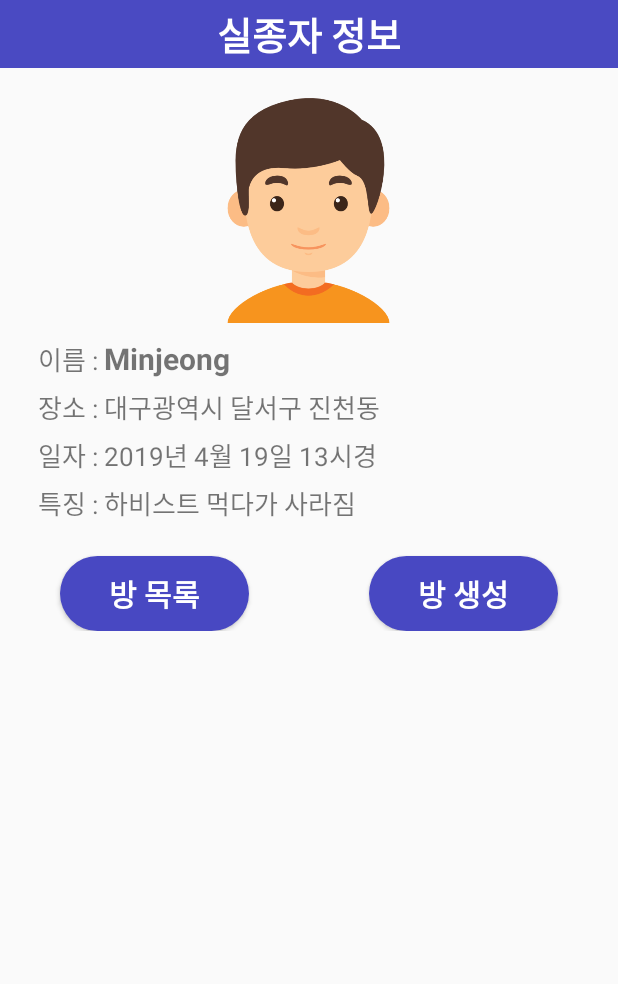
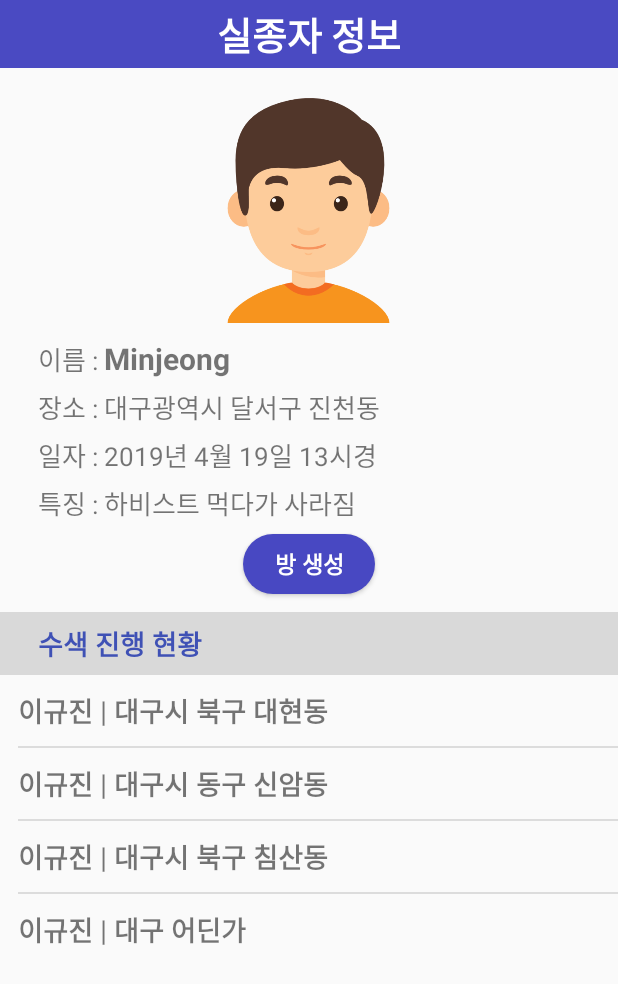
Before and after one commit to lovely-commando/VascoRoad_deprecated, an Android app: the ListVieww screen opened directly, with no data from a screen before it, after a tap on "Minjeong", on a phone screen of 412 x 824 dp. Shown: the top 984 px of the screen. Run offline under Robolectric (Android 15) with nearby library versions, the phone set to English and light mode, and no system bars.

Commit message:
팝업창 방목록까지함

```diff
--- a/app/src/main/AndroidManifest.xml
+++ b/app/src/main/AndroidManifest.xml
@@ -20,6 +20,7 @@
 
         <activity android:name=".ListVieww"></activity>
         <activity android:name=".listVieww_popup"></activity>
+        <activity android:name=".EmptyRoom"></activity>
 
     </application>
 
--- /dev/null
+++ b/app/src/main/java/com/example/woo/myapplication/EmptyRoom.java
@@ -0,0 +1,17 @@
+package com.example.woo.myapplication;
+
+
+import android.app.Activity;
+import android.os.Bundle;
+
+public class EmptyRoom extends Activity {
+
+    @Override
+    protected void onCreate(Bundle savedInstanceState) {
+        super.onCreate(savedInstanceState);
+        setContentView(R.layout.activity_emptyroom);
+
+
+    }
+
+}
--- a/app/src/main/java/com/example/woo/myapplication/ListViewItem.java
+++ b/app/src/main/java/com/example/woo/myapplication/ListViewItem.java
@@ -24,6 +24,10 @@ public class ListViewItem implements Serializable {
         this.timee = timee;
         this.resId = resId;
         this.desc = desc;
+    }
+
+    public ListViewItem() {
+
     }
 
     public int getResId()
@@ -69,4 +73,5 @@ public class ListViewItem implements Serializable {
     public void setDesc(String desc) {
         this.desc = desc;
     }
+
 }
--- /dev/null
+++ b/app/src/main/java/com/example/woo/myapplication/ListViewItem_popup.java
@@ -0,0 +1,40 @@
+package com.example.woo.myapplication;
+
+public class ListViewItem_popup {
+//여기서 할 것: 사진, 이름, 정보가 들어있는 하나의 큰 LinearLayout을 하나의 클래스로 취급할 수 있도록 해준다.
+
+
+    String place; //수색장소
+    String name;// 실종자 이름
+
+    public ListViewItem_popup(String name, String place) {
+        //생성자 1: context 객체를 파라미터로 받는다.
+        this.name = name;
+        this.place = place;
+    }
+
+    public ListViewItem_popup() {
+
+    }
+
+
+    public String getPlace()
+    {
+        return place;
+    }
+    public void setPlace(String place)
+    {
+        this.place= place;
+    }
+
+
+    public String getName()
+    {
+        return name;
+    }
+    public void setName(String name)
+    {
+        this.name = name;
+    }
+
+}
--- a/app/src/main/java/com/example/woo/myapplication/ListVieww.java
+++ b/app/src/main/java/com/example/woo/myapplication/ListVieww.java
@@ -69,7 +69,7 @@ public class ListVieww extends Activity implements View.OnClickListener{
                 convertView = inflater.inflate(R.layout.custom_listview, parent, false);
             }
 
-            // 화면에 표시될 View(Layout이 inflate된)으로부터 위젯에 대한 참조 획득
+            // 화면에 표시될 View(Layout이 IT터 위젯에 대한 참조 획득
             ImageView iconImageView = (ImageView) convertView.findViewById(R.id.ImageView_person) ;
             TextView name = (TextView) convertView.findViewById(R.id.TextView_Name) ;
             TextView timee = (TextView) convertView.findViewById(R.id.TextView_Time) ;
--- a/app/src/main/java/com/example/woo/myapplication/listVieww_popup.java
+++ b/app/src/main/java/com/example/woo/myapplication/listVieww_popup.java
@@ -1,19 +1,103 @@
 package com.example.woo.myapplication;
 
 import android.app.Activity;
+import android.content.Context;
+import android.content.Intent;
 import android.os.Bundle;
 import android.support.annotation.Nullable;
+import android.view.LayoutInflater;
+import android.view.View;
+import android.view.ViewGroup;
+import android.widget.AdapterView;
+import android.widget.BaseAdapter;
 import android.widget.ImageView;
+import android.widget.ListView;
 import android.widget.TextView;
 
-public class listVieww_popup extends Activity {
+import java.util.ArrayList;
+
+public class listVieww_popup extends Activity implements View.OnClickListener{
+    ListView listView;
+    ListAdapter adapter;
+
+    public class ListAdapter extends BaseAdapter
+    {
+        ArrayList<ListViewItem_popup> listViewItemList = new ArrayList<ListViewItem_popup>();
+
+        public ListAdapter()
+        {}
+        @Override
+        public int getCount() {
+            return listViewItemList.size();
+        }
+
+        @Override
+        public View getView(int position, View convertView, ViewGroup parent)
+        {
+            final int pos = position;
+            final Context context = parent.getContext();
+
+            if(convertView==null)
+            {
+               LayoutInflater inflater = (LayoutInflater)context.getSystemService(Context.LAYOUT_INFLATER_SERVICE);
+               convertView = inflater.inflate(R.layout.custom_listview_popup,parent,false);
+            }
+
+            // 화면에 표시될 View(Layout이 IT터 위젯에 대한 참조 획득
+
+            TextView name = (TextView) convertView.findViewById(R.id.TextView_Searchingname) ;
+            TextView place = (TextView) convertView.findViewById(R.id.TextView_Searchingplace) ;
+
+
+
+            ListViewItem_popup listViewItem = listViewItemList.get(position);
+
+            // 아이템 내 각 위젯에 데이터 반영
+            //iconImageView.setImageDrawable(listViewItem.getIcon());
+            name.setText(listViewItem.getName());
+
+            place.setText(listViewItem.getPlace());
+
+
+
+            return convertView;
+        }
+        @Override
+        public long getItemId(int position) {
+            return position ;
+        }
+
+        // 지정한 위치(position)에 있는 데이터 리턴 : 필수 구현
+        @Override
+        public Object getItem(int position) {
+            return listViewItemList.get(position) ;
+        }
+
+        // 아이템 데이터 추가
+
+        public void addItem(ListViewItem_popup item)
+        {
+            listViewItemList.add(item);
+        }
+
+    }
+    @Override
+    public void onClick(View view)
+    {}
+
+
+
 
     @Override
     protected void onCreate(@Nullable Bundle savedInstanceState) {
+
         super.onCreate(savedInstanceState);
 
         //맞나 모르겠는데 눈치껏 일단 짜봄.....
         setContentView(R.layout.activity_popup);
+        listView = (ListView)findViewById(R.id.listView_popup);
+        adapter = new ListAdapter();
+
         ListViewItem selected = (ListViewItem)getIntent().getSerializableExtra("selecteditem");
 
         ImageView profile = (ImageView)findViewById(R.id.ImageView_person);
@@ -27,7 +111,28 @@ public class listVieww_popup extends Activity {
         time.setText((CharSequence)selected.getTimee());
         place.setText((CharSequence)selected.getPlace());
         desc.setText((CharSequence)selected.getDesc());
+        //***************************해당실종자***********
 
 
+        //리스트뷰********************************
+        adapter.addItem(new ListViewItem_popup("이규진","대구시 북구 대현동"));
+        listView.setAdapter(adapter);
+        adapter.addItem(new ListViewItem_popup("이규진","대구시 동구 신암동"));
+        listView.setAdapter(adapter);
+        adapter.addItem(new ListViewItem_popup("이규진","대구시 북구 침산동"));
+        listView.setAdapter(adapter);
+        adapter.addItem(new ListViewItem_popup("이규진","대구 어딘가"));
+        listView.setAdapter(adapter);
+
+        //리스트뷰를 누르면 해당 지역의 수색 상황을 보여준다.
+        listView.setOnItemClickListener(new AdapterView.OnItemClickListener() {
+            @Override
+            public void onItemClick(AdapterView<?> adapterView, View view, int position, long l) {
+                Intent intent = new Intent(getApplicationContext(),EmptyRoom.class);
+                startActivity(intent);
+            }
+        });
+
     }
+
 }
--- /dev/null
+++ b/app/src/main/res/layout/activity_emptyroom.xml
@@ -0,0 +1,27 @@
+<?xml version="1.0" encoding="utf-8"?>
+<android.support.constraint.ConstraintLayout xmlns:android="http://schemas.android.com/apk/res/android"
+    xmlns:app="http://schemas.android.com/apk/res-auto"
+    xmlns:tools="http://schemas.android.com/tools"
+    android:layout_width="match_parent"
+    android:layout_height="match_parent"
+    tools:context=".MainActivity">
+
+    <LinearLayout
+        android:layout_height="match_parent"
+        android:layout_width="match_parent"
+        android:orientation="horizontal"
+        android:gravity="center"
+        tools:ignore="MissingConstraints">
+        <TextView
+            android:layout_width="match_parent"
+            android:layout_height="match_parent"
+            android:text="사랑해요 땡민정"
+            android:gravity="center"
+            android:textSize="50dp"
+            android:textStyle="italic"
+            android:textColor="@color/colorPrimary"
+            >
+
+        </TextView>
+    </LinearLayout>
+</android.support.constraint.ConstraintLayout>
--- a/app/src/main/res/layout/activity_popup.xml
+++ b/app/src/main/res/layout/activity_popup.xml
@@ -134,46 +134,45 @@
             android:id="@+id/TextView_Characteristic"
             android:layout_width="match_parent"
             android:layout_height="wrap_content"
-            android:text="인도네시아 엊쩌구"
+            android:text="엊쩌구저쩌구"
             android:textSize="17dp"
 
             >
 
         </TextView>
+
     </LinearLayout>
-
-    <LinearLayout
-        android:layout_width="match_parent"
-        android:layout_height="match_parent"
-        android:orientation="horizontal"
-        android:layout_marginTop="10dp"
-        >
     <Button
-            android:layout_marginTop="12dp"
+        android:id="@+id/Button_makeroom"
+        android:layout_marginTop="7dp"
         android:layout_width="wrap_content"
-            android:layout_height="50dp"
+        android:layout_height="40dp"
         android:background="@drawable/button_background2"
-            android:text="방 목록"
+        android:text="방 생성"
+        android:layout_gravity="center"
         android:textColor="#ffffff"
         android:textStyle="bold"
-            android:textSize="20dp"
-            android:layout_weight="10"
-            android:layout_marginRight="40dp"
-            android:layout_marginLeft="40dp"
+        android:textSize="15dp"
         />
-        <Button
-            android:layout_marginRight="40dp"
-            android:layout_marginLeft="40dp"
+    <TextView
+        android:layout_width="match_parent"
+        android:layout_height="wrap_content"
+        android:text="수색 진행 현황"
         android:layout_marginTop="12dp"
-            android:layout_width="wrap_content"
-            android:layout_height="50dp"
-            android:background="@drawable/button_background2"
-            android:text="방 생성"
-            android:textColor="#ffffff"
+        android:paddingTop="7dp"
+        android:paddingBottom="7dp"
+        android:paddingLeft="25dp"
+        android:textSize="18dp"
         android:textStyle="bold"
-            android:textSize="20dp"
-            android:layout_weight="10"
+        android:textColor="@color/colorPrimary"
+        android:background="@color/colorGray"
         />
-    </LinearLayout>
+    <ListView
+        android:id="@+id/listView_popup"
+        android:layout_width="match_parent"
+        android:layout_height="wrap_content"
+        android:layout_marginLeft="12dp"
+
+        />
 
     </LinearLayout>
--- /dev/null
+++ b/app/src/main/res/layout/custom_listview_popup.xml
@@ -0,0 +1,43 @@
+<?xml version="1.0" encoding="utf-8"?>
+<LinearLayout xmlns:android="http://schemas.android.com/apk/res/android"
+
+        android:id="@+id/label"
+        android:layout_height="wrap_content"
+        android:layout_width="match_parent"
+        android:orientation="horizontal"
+    >
+
+
+            <!--이름, 수색 장소, -->
+            <TextView
+                android:layout_marginTop="10dp"
+                android:layout_marginBottom="10dp"
+                android:id="@+id/TextView_Searchingname"
+                android:layout_width="wrap_content"
+                android:layout_height="wrap_content"
+                android:text="이규진 "
+                android:textSize="18sp"
+                android:textStyle="bold"
+                ></TextView>
+            <TextView
+                android:layout_marginTop="10dp"
+                android:layout_width="wrap_content"
+                android:layout_height="wrap_content"
+                android:text=" | "
+                android:textSize="19sp"
+                android:layout_marginBottom="10dp"
+                ></TextView>
+            <TextView
+                android:layout_marginTop="10dp"
+                android:layout_marginBottom="10dp"
+                android:id="@+id/TextView_Searchingplace"
+                android:layout_width="wrap_content"
+                android:layout_height="wrap_content"
+                android:text="대구 북구 대현동"
+                android:textSize="18sp"
+                android:textStyle="bold"
+                >
+
+            </TextView>
+
+        </LinearLayout>
--- a/app/src/main/res/values/colors.xml
+++ b/app/src/main/res/values/colors.xml
@@ -3,5 +3,5 @@
     <color name="colorPrimary">#3F51B5</color>
     <color name="colorPrimaryDark">#303F9F</color>
     <color name="colorAccent">#FF4081</color>
-    <color name = "colorGray">#82868c</color>
+    <color name = "colorGray">#d9d9d9</color>
 </resources>
```
Lines whose indentation alone changed are shown as unchanged.
